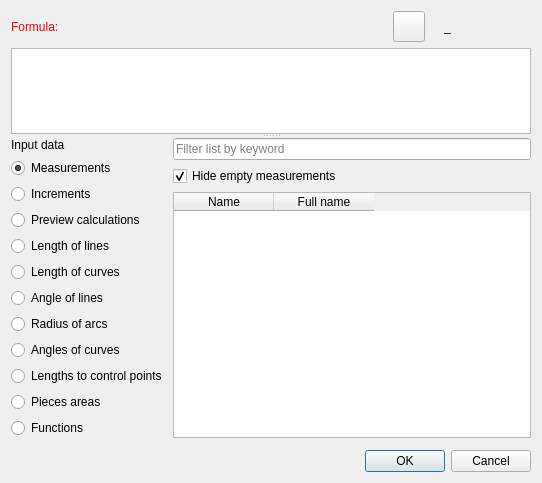
The window that src/libs/vtools/dialogs/support/dialogeditwrongformula.ui (dismine/valentina) describes before a commit, drawn with Qt 5.
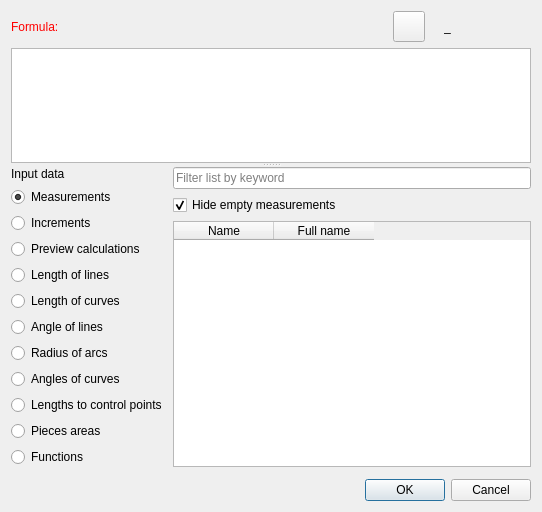
The same window after the commit. Icons and pictures are not drawn. Custom widgets are drawn as their Qt base class.

Diff of the .ui file:
```diff
--- a/src/libs/vtools/dialogs/support/dialogeditwrongformula.ui
+++ b/src/libs/vtools/dialogs/support/dialogeditwrongformula.ui
@@ -10,7 +10,7 @@
     <x>0</x>
     <y>0</y>
     <width>542</width>
-    <height>483</height>
+    <height>512</height>
    </rect>
   </property>
   <property name="windowTitle">
@@ -363,6 +363,9 @@
              <property name="cursor" stdset="0">
               <cursorShape>PointingHandCursor</cursorShape>
              </property>
+             <property name="sortingEnabled">
+              <bool>true</bool>
+             </property>
              <column>
               <property name="text">
                <string>Name</string>
```
Left out of the diff: 2 changed lines with no effect on the pictures.
